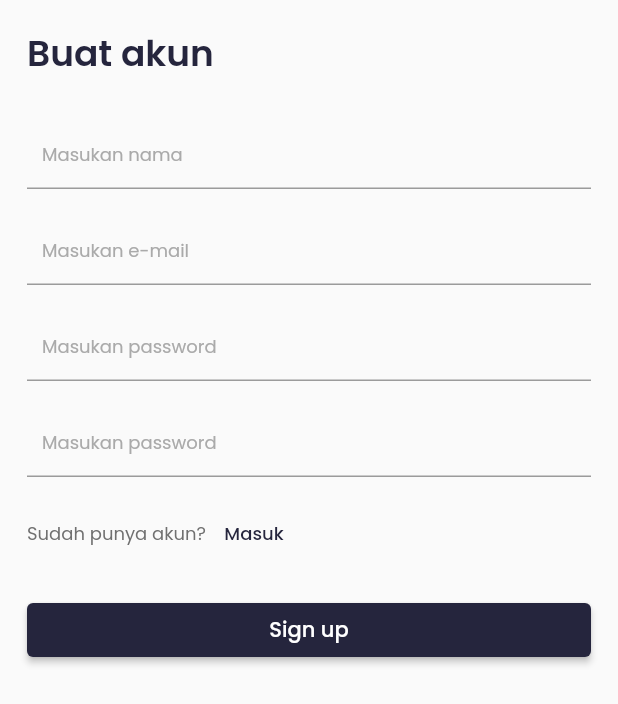
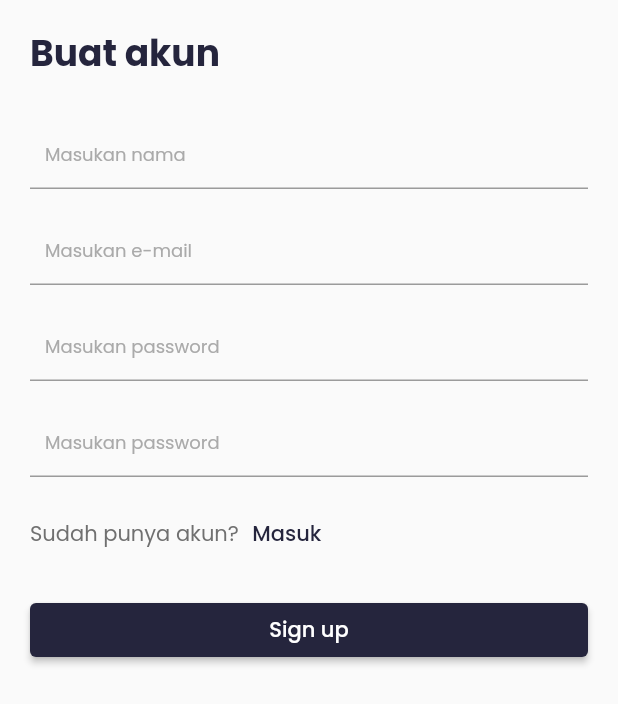
Before and after one commit to judahdski/TelUmerce, a Flutter app: the screen it shows after launch, after a tap on "Mari mulai", on a phone screen of 412 x 824 dp. Shown: the top 704 px of the screen. Run offline on Flutter 3.47's test engine with Material 2 defaults, Android fonts, the phone set to English and light mode, and no system bars; our stand-ins replace font_awesome_flutter, google_fonts, google_nav_bar; network calls fail.

```diff
--- /dev/null
+++ b/lib/const/color_scheme.dart
@@ -0,0 +1,4 @@
+import 'package:flutter/material.dart';
+
+const darkBlue = Color(0xff25253d);
+const darkBlueShade300 = Color(0x5725253d);
--- a/lib/main.dart
+++ b/lib/main.dart
@@ -1,6 +1,9 @@
 import 'package:flutter/material.dart';
 import 'package:google_fonts/google_fonts.dart';
 import 'package:telumerce/pages/auth/get_started_screen.dart';
+import 'package:telumerce/pages/main_window.dart';
+
+import 'const/color_scheme.dart';
 
 void main() {
   runApp(const MyApp());
@@ -16,8 +19,31 @@ class MyApp extends StatelessWidget {
       title: 'TelU-merce',
       theme: ThemeData(
           textTheme: GoogleFonts.poppinsTextTheme(
-        Theme.of(context).textTheme,
-      )),
+            Theme.of(context).textTheme,
+          ),
+          primaryColor: darkBlue,
+          appBarTheme: const AppBarTheme(
+              backgroundColor: Colors.white,
+              shadowColor: Color(0x29000000),
+              centerTitle: true,
+              titleTextStyle: TextStyle(
+                  fontSize: 14.0, fontWeight: FontWeight.w600, color: darkBlue),
+              iconTheme: IconThemeData(
+                size: 16.0,
+                color: darkBlue,
+              )),
+          buttonTheme: ButtonThemeData(
+              buttonColor: darkBlue,
+              shape: RoundedRectangleBorder(
+                  borderRadius: BorderRadius.circular(4.0))),
+          elevatedButtonTheme: ElevatedButtonThemeData(
+            style: ButtonStyle(
+                backgroundColor: MaterialStateProperty.all(darkBlue),
+                shape: MaterialStateProperty.all(RoundedRectangleBorder(
+                    borderRadius: BorderRadius.circular(4.0))),
+                fixedSize:
+                    MaterialStateProperty.all(const Size.fromHeight(36.0))),
+          )),
       home: const GetStartedScreen(),
     );
   }
--- a/lib/pages/auth/get_started_screen.dart
+++ b/lib/pages/auth/get_started_screen.dart
@@ -1,18 +1,30 @@
 import 'package:flutter/material.dart';
 import 'package:telumerce/pages/auth/login_screen.dart';
 import 'package:telumerce/pages/auth/signup_screen.dart';
-import 'package:telumerce/pages/main_window.dart';
+
+import '../../const/color_scheme.dart';
 
 class GetStartedScreen extends StatelessWidget {
   const GetStartedScreen({Key? key}) : super(key: key);
 
   //style
   final TextStyle _titleScreenText = const TextStyle(
-      fontSize: 18.0, fontWeight: FontWeight.w700, color: darkBlue);
+      fontSize: 24.0, fontWeight: FontWeight.bold, color: darkBlue);
   final TextStyle _subTitleScreenText = const TextStyle(color: darkBlue);
 
   @override
   Widget build(BuildContext context) {
+    var screenWidthSize = MediaQuery.of(context).size.width;
+    var leftNRightScreenPadding = 0.0;
+
+    if (screenWidthSize < 360) {
+      leftNRightScreenPadding = 18.0;
+    } else if (screenWidthSize < 414) {
+      leftNRightScreenPadding = 20.0;
+    } else {
+      leftNRightScreenPadding = 24.0;
+    }
+
     return Scaffold(
       backgroundColor: Colors.white,
       body: SafeArea(
@@ -22,7 +34,8 @@ class GetStartedScreen extends StatelessWidget {
               child: Image.asset('assets/logo.png', width: 125, height: 125),
             ),
             Padding(
-              padding: const EdgeInsets.fromLTRB(18.0, 16.0, 18.0, 42.0),
+              padding: EdgeInsets.fromLTRB(
+                  leftNRightScreenPadding, 16.0, leftNRightScreenPadding, 42.0),
               child: Column(
                 crossAxisAlignment: CrossAxisAlignment.stretch,
                 children: [
--- a/lib/pages/auth/login_screen.dart
+++ b/lib/pages/auth/login_screen.dart
@@ -2,12 +2,14 @@ import 'package:flutter/material.dart';
 import 'package:telumerce/pages/auth/signup_screen.dart';
 import 'package:telumerce/pages/main_window.dart';
 
+import '../../const/color_scheme.dart';
+
 const TextStyle titleText =
-    TextStyle(fontSize: 24.0, fontWeight: FontWeight.w600, color: darkBlue);
+    TextStyle(fontSize: 24.0, fontWeight: FontWeight.bold, color: darkBlue);
 const TextStyle confirmationText =
-    TextStyle(fontSize: 12.0, color: Color(0xff707070));
+    TextStyle(fontSize: 14.0, color: Color(0xff707070));
 const TextStyle confirmationButtonText =
-    TextStyle(fontSize: 12.0, color: darkBlue);
+    TextStyle(fontSize: 14.0, color: darkBlue);
 const TextStyle hintStyle = TextStyle(fontSize: 12.0, color: Color(0xffaaaaaa));
 
 class LoginScreen extends StatelessWidget {
@@ -15,10 +17,21 @@ class LoginScreen extends StatelessWidget {
 
   @override
   Widget build(BuildContext context) {
+    var screenWidthSize = MediaQuery.of(context).size.width;
+    var leftNRightScreenPadding = 0.0;
+
+    if (screenWidthSize < 360) {
+      leftNRightScreenPadding = 18.0;
+    } else if (screenWidthSize < 414) {
+      leftNRightScreenPadding = 20.0;
+    } else {
+      leftNRightScreenPadding = 24.0;
+    }
+
     return Scaffold(
       body: SafeArea(
         child: SingleChildScrollView(
-          padding: const EdgeInsets.all(18.0),
+          padding: EdgeInsets.symmetric(vertical: 18.0, horizontal: leftNRightScreenPadding),
           child: Column(
             mainAxisAlignment: MainAxisAlignment.center,
             crossAxisAlignment: CrossAxisAlignment.stretch,
--- a/lib/pages/auth/signup_screen.dart
+++ b/lib/pages/auth/signup_screen.dart
@@ -1,17 +1,29 @@
 import 'package:flutter/material.dart';
 import 'package:telumerce/pages/auth/login_screen.dart';
 
-import '../main_window.dart';
+import '../../const/color_scheme.dart';
 
 class SignupScreen extends StatelessWidget {
   const SignupScreen({Key? key}) : super(key: key);
 
   @override
   Widget build(BuildContext context) {
+    var screenWidthSize = MediaQuery.of(context).size.width;
+    var leftNRightScreenPadding = 0.0;
+
+    if (screenWidthSize < 360) {
+      leftNRightScreenPadding = 18.0;
+    } else if (screenWidthSize < 414) {
+      leftNRightScreenPadding = 20.0;
+    } else {
+      leftNRightScreenPadding = 24.0;
+    }
+
     return Scaffold(
       body: SafeArea(
         child: SingleChildScrollView(
-          padding: const EdgeInsets.all(18.0),
+          padding: EdgeInsets.symmetric(
+              vertical: 18.0, horizontal: leftNRightScreenPadding),
           child: Column(
             mainAxisAlignment: MainAxisAlignment.center,
             crossAxisAlignment: CrossAxisAlignment.stretch,
@@ -54,7 +66,8 @@ class SignupScreen extends StatelessWidget {
                               MaterialPageRoute(
                                   builder: (context) => const LoginScreen()));
                         },
-                        child: const Text('Masuk', style: confirmationButtonText))
+                        child:
+                            const Text('Masuk', style: confirmationButtonText))
                   ],
                 ),
               ),
--- a/lib/pages/main_window.dart
+++ b/lib/pages/main_window.dart
@@ -5,10 +5,8 @@ import 'package:telumerce/pages/fragment/cart_fragment.dart';
 import 'package:telumerce/pages/fragment/profile_fragment.dart';
 import 'package:telumerce/pages/fragment/wishlist_fragment.dart';
 
+import '../const/color_scheme.dart';
 import 'fragment/home_fragment.dart';
-
-const darkBlue = Color(0xff25253d);
-const darkBlueShade300 = Color(0x5725253d);
 
 const TextStyle screenTitleText =
     TextStyle(fontSize: 16.0, fontWeight: FontWeight.w600, color: darkBlue);
--- /dev/null
+++ b/lib/services/authentication.dart
@@ -0,0 +1 @@
+class AuthenticationServices {}
--- /dev/null
+++ b/lib/services/products.dart
@@ -0,0 +1 @@
+class ProductServices {}
--- a/lib/utils/categorized_screen.dart
+++ b/lib/utils/categorized_screen.dart
@@ -1,6 +1,7 @@
 import 'package:flutter/material.dart';
 import 'package:font_awesome_flutter/font_awesome_flutter.dart';
 
+import '../const/color_scheme.dart';
 import '../pages/main_window.dart';
 import 'product_card.dart';
 
--- a/lib/utils/category_card.dart
+++ b/lib/utils/category_card.dart
@@ -1,6 +1,7 @@
 import 'package:flutter/material.dart';
-import 'package:telumerce/pages/main_window.dart';
 import 'package:telumerce/utils/categorized_screen.dart';
+
+import '../const/color_scheme.dart';
 
 class CategoryCard extends StatelessWidget {
   const CategoryCard({Key? key}) : super(key: key);
--- a/lib/utils/detail_product.dart
+++ b/lib/utils/detail_product.dart
@@ -2,6 +2,7 @@ import 'package:flutter/material.dart';
 import 'package:font_awesome_flutter/font_awesome_flutter.dart';
 import 'package:telumerce/pages/main_window.dart';
 
+import '../const/color_scheme.dart';
 import 'wa_confirmation.dart';
 
 class DetailProduct extends StatelessWidget {
--- a/lib/utils/product_card.dart
+++ b/lib/utils/product_card.dart
@@ -1,7 +1,7 @@
 import 'package:flutter/material.dart';
 import 'package:font_awesome_flutter/font_awesome_flutter.dart';
-import 'package:telumerce/pages/main_window.dart';
 
+import '../const/color_scheme.dart';
 import 'detail_product.dart';
 
 class ProductCard extends StatelessWidget {
--- a/lib/utils/search_screen.dart
+++ b/lib/utils/search_screen.dart
@@ -3,6 +3,7 @@ import 'package:font_awesome_flutter/font_awesome_flutter.dart';
 import 'package:telumerce/pages/main_window.dart';
 import 'package:telumerce/utils/product_card.dart';
 
+import '../const/color_scheme.dart';
 import 'category_card.dart';
 
 class SearchScreen extends StatelessWidget {
```
Also changed, not shown: lib/const/text_theme.dart (added, +24 -0 lines), lib/pages/fragment/cart_fragment.dart (+4 -3 lines), lib/pages/fragment/home_fragment.dart (+11 -11 lines), lib/pages/payment/checkout_screen.dart (added, +268 -0 lines), lib/pages/payment/payment_validation_screen.dart (added, +142 -0 lines), lib/utils/wa_confirmation.dart (+7 -5 lines), 3 other files.
